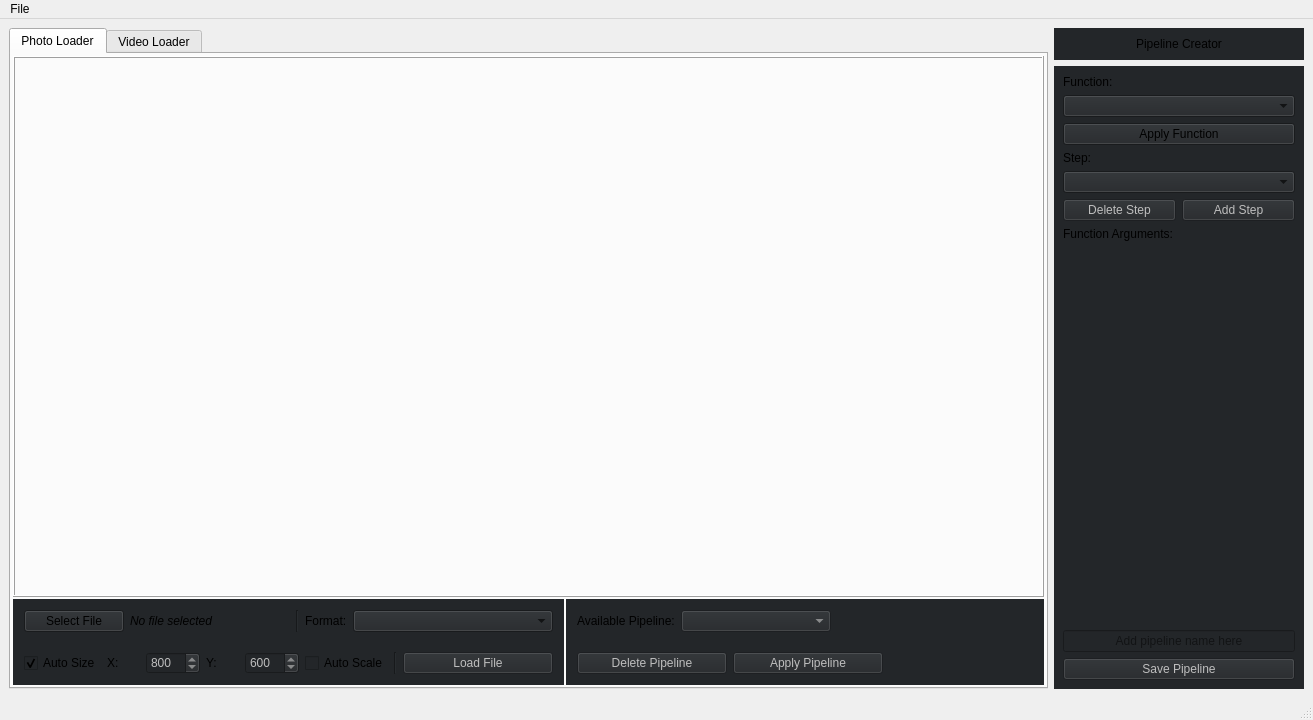
The window that qtobjectdetector.ui (feugen/QtObjectDetector) describes before a commit, drawn with Qt 5.
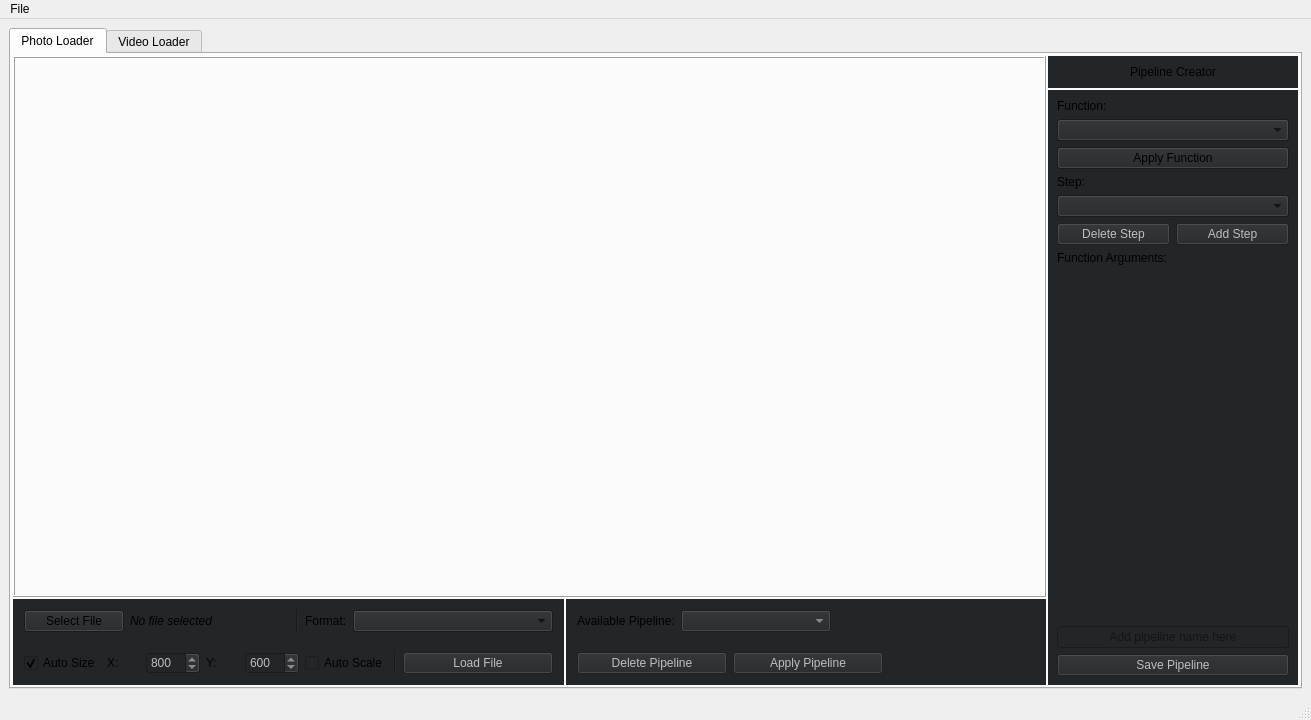
The same window after the commit.

Commit message: Pipeline creator only in image mode

Patch:
```diff
--- a/qtobjectdetector.ui
+++ b/qtobjectdetector.ui
@@ -15,165 +15,6 @@
   </property>
   <widget class="QWidget" name="centralwidget">
    <layout class="QGridLayout" name="gridLayout_2">
-    <item row="1" column="1">
-     <widget class="QWidget" name="widget_PipelineCreator" native="true">
-      <property name="sizePolicy">
-       <sizepolicy hsizetype="Preferred" vsizetype="Preferred">
-        <horstretch>0</horstretch>
-        <verstretch>0</verstretch>
-       </sizepolicy>
-      </property>
-      <property name="minimumSize">
-       <size>
-        <width>250</width>
-        <height>0</height>
-       </size>
-      </property>
-      <property name="styleSheet">
-       <string notr="true">background-color: rgb(35, 38, 41);</string>
-      </property>
-      <layout class="QGridLayout" name="gridLayout_7">
-       <item row="6" column="0">
-        <widget class="QPushButton" name="pushButton_DeleteFromPipeline">
-         <property name="enabled">
-          <bool>false</bool>
-         </property>
-         <property name="text">
-          <string>Delete Step</string>
-         </property>
-        </widget>
-       </item>
-       <item row="11" column="0" colspan="2">
-        <widget class="QLineEdit" name="lineEdit_PipelineName">
-         <property name="enabled">
-          <bool>false</bool>
-         </property>
-         <property name="alignment">
-          <set>Qt::AlignCenter</set>
-         </property>
-         <property name="placeholderText">
-          <string>Add pipeline name here</string>
-         </property>
-        </widget>
-       </item>
-       <item row="4" column="0" colspan="2">
-        <widget class="QLabel" name="label_12">
-         <property name="sizePolicy">
-          <sizepolicy hsizetype="Preferred" vsizetype="Fixed">
-           <horstretch>0</horstretch>
-           <verstretch>0</verstretch>
-          </sizepolicy>
-         </property>
-         <property name="text">
-          <string>Step:</string>
-         </property>
-        </widget>
-       </item>
-       <item row="2" column="0" colspan="2">
-        <widget class="QComboBox" name="comboBox_FunctionSelector"/>
-       </item>
-       <item row="1" column="0" colspan="2">
-        <widget class="QLabel" name="label_10">
-         <property name="sizePolicy">
-          <sizepolicy hsizetype="Preferred" vsizetype="Fixed">
-           <horstretch>0</horstretch>
-           <verstretch>0</verstretch>
-          </sizepolicy>
-         </property>
-         <property name="text">
-          <string>Function:</string>
-         </property>
-        </widget>
-       </item>
-       <item row="9" column="0" colspan="2">
-        <widget class="QLabel" name="label_11">
-         <property name="sizePolicy">
-          <sizepolicy hsizetype="Preferred" vsizetype="Fixed">
-           <horstretch>0</horstretch>
-           <verstretch>0</verstretch>
-          </sizepolicy>
-         </property>
-         <property name="text">
-          <string>Function Arguments:</string>
-         </property>
-        </widget>
-       </item>
-       <item row="6" column="1">
-        <widget class="QPushButton" name="pushButton_AddToPipeline">
-         <property name="enabled">
-          <bool>false</bool>
-         </property>
-         <property name="text">
-          <string>Add Step</string>
-         </property>
-        </widget>
-       </item>
-       <item row="5" column="0" colspan="2">
-        <widget class="QComboBox" name="comboBox_PipelineStepSelector"/>
-       </item>
-       <item row="3" column="0" colspan="2">
-        <widget class="QPushButton" name="pushButton_ApplyFunction">
-         <property name="text">
-          <string>Apply Function</string>
-         </property>
-        </widget>
-       </item>
-       <item row="10" column="0" colspan="2">
-        <widget class="QWidget" name="widget_Arguments" native="true"/>
-       </item>
-       <item row="12" column="0" colspan="2">
-        <widget class="QPushButton" name="pushButton_SavePipeline">
-         <property name="enabled">
-          <bool>false</bool>
-         </property>
-         <property name="text">
-          <string>Save Pipeline</string>
-         </property>
-        </widget>
-       </item>
-      </layout>
-     </widget>
-    </item>
-    <item row="0" column="1">
-     <widget class="QWidget" name="widget_16" native="true">
-      <property name="sizePolicy">
-       <sizepolicy hsizetype="Preferred" vsizetype="Fixed">
-        <horstretch>0</horstretch>
-        <verstretch>0</verstretch>
-       </sizepolicy>
-      </property>
-      <property name="minimumSize">
-       <size>
-        <width>250</width>
-        <height>0</height>
-       </size>
-      </property>
-      <property name="styleSheet">
-       <string notr="true">background-color: rgb(35, 38, 41);</string>
-      </property>
-      <layout class="QVBoxLayout" name="verticalLayout_5">
-       <item>
-        <widget class="QLabel" name="label_9">
-         <property name="sizePolicy">
-          <sizepolicy hsizetype="Preferred" vsizetype="Fixed">
-           <horstretch>0</horstretch>
-           <verstretch>0</verstretch>
-          </sizepolicy>
-         </property>
-         <property name="layoutDirection">
-          <enum>Qt::LeftToRight</enum>
-         </property>
-         <property name="text">
-          <string>Pipeline Creator</string>
-         </property>
-         <property name="alignment">
-          <set>Qt::AlignCenter</set>
-         </property>
-        </widget>
-       </item>
-      </layout>
-     </widget>
-    </item>
     <item row="0" column="0" rowspan="2">
      <layout class="QGridLayout" name="gridLayout">
       <item row="0" column="1">
@@ -231,7 +72,179 @@
              <property name="spacing">
               <number>2</number>
              </property>
-             <item row="1" column="0">
+             <item row="0" column="2">
+              <widget class="QWidget" name="widget_16" native="true">
+               <property name="sizePolicy">
+                <sizepolicy hsizetype="Preferred" vsizetype="Fixed">
+                 <horstretch>0</horstretch>
+                 <verstretch>0</verstretch>
+                </sizepolicy>
+               </property>
+               <property name="minimumSize">
+                <size>
+                 <width>250</width>
+                 <height>0</height>
+                </size>
+               </property>
+               <property name="styleSheet">
+                <string notr="true">background-color: rgb(35, 38, 41);</string>
+               </property>
+               <layout class="QVBoxLayout" name="verticalLayout_5">
+                <item>
+                 <widget class="QLabel" name="label_9">
+                  <property name="sizePolicy">
+                   <sizepolicy hsizetype="Preferred" vsizetype="Fixed">
+                    <horstretch>0</horstretch>
+                    <verstretch>0</verstretch>
+                   </sizepolicy>
+                  </property>
+                  <property name="layoutDirection">
+                   <enum>Qt::LeftToRight</enum>
+                  </property>
+                  <property name="text">
+                   <string>Pipeline Creator</string>
+                  </property>
+                  <property name="alignment">
+                   <set>Qt::AlignCenter</set>
+                  </property>
+                 </widget>
+                </item>
+               </layout>
+              </widget>
+             </item>
+             <item row="2" column="1">
+              <widget class="QWidget" name="widget_pipelineSelectorImage" native="true">
+               <property name="sizePolicy">
+                <sizepolicy hsizetype="Preferred" vsizetype="Fixed">
+                 <horstretch>0</horstretch>
+                 <verstretch>0</verstretch>
+                </sizepolicy>
+               </property>
+               <property name="styleSheet">
+                <string notr="true">background-color: rgb(35, 38, 41);</string>
+               </property>
+               <layout class="QVBoxLayout" name="verticalLayout_2">
+                <property name="spacing">
+                 <number>2</number>
+                </property>
+                <property name="leftMargin">
+                 <number>2</number>
+                </property>
+                <property name="topMargin">
+                 <number>2</number>
+                </property>
+                <property name="rightMargin">
+                 <number>2</number>
+                </property>
+                <property name="bottomMargin">
+                 <number>2</number>
+                </property>
+                <item>
+                 <widget class="QWidget" name="widget_7" native="true">
+                  <layout class="QHBoxLayout" name="horizontalLayout_3">
+                   <item>
+                    <widget class="QLabel" name="label_13">
+                     <property name="text">
+                      <string>Available Pipeline:</string>
+                     </property>
+                    </widget>
+                   </item>
+                   <item>
+                    <widget class="QComboBox" name="comboBox_PipelineNameSelector">
+                     <property name="enabled">
+                      <bool>false</bool>
+                     </property>
+                     <property name="sizePolicy">
+                      <sizepolicy hsizetype="Minimum" vsizetype="Fixed">
+                       <horstretch>0</horstretch>
+                       <verstretch>0</verstretch>
+                      </sizepolicy>
+                     </property>
+                     <property name="minimumSize">
+                      <size>
+                       <width>150</width>
+                       <height>0</height>
+                      </size>
+                     </property>
+                    </widget>
+                   </item>
+                   <item>
+                    <spacer name="horizontalSpacer_3">
+                     <property name="orientation">
+                      <enum>Qt::Horizontal</enum>
+                     </property>
+                     <property name="sizeHint" stdset="0">
+                      <size>
+                       <width>274</width>
+                       <height>20</height>
+                      </size>
+                     </property>
+                    </spacer>
+                   </item>
+                  </layout>
+                 </widget>
+                </item>
+                <item>
+                 <widget class="QWidget" name="widget_8" native="true">
+                  <layout class="QHBoxLayout" name="horizontalLayout_4">
+                   <item>
+                    <widget class="QPushButton" name="pushButton_DeletePipeline">
+                     <property name="enabled">
+                      <bool>false</bool>
+                     </property>
+                     <property name="minimumSize">
+                      <size>
+                       <width>150</width>
+                       <height>0</height>
+                      </size>
+                     </property>
+                     <property name="text">
+                      <string>Delete Pipeline</string>
+                     </property>
+                    </widget>
+                   </item>
+                   <item>
+                    <widget class="QPushButton" name="pushButton_ApplyPipeline">
+                     <property name="enabled">
+                      <bool>false</bool>
+                     </property>
+                     <property name="sizePolicy">
+                      <sizepolicy hsizetype="Minimum" vsizetype="Fixed">
+                       <horstretch>0</horstretch>
+                       <verstretch>0</verstretch>
+                      </sizepolicy>
+                     </property>
+                     <property name="minimumSize">
+                      <size>
+                       <width>150</width>
+                       <height>0</height>
+                      </size>
+                     </property>
+                     <property name="text">
+                      <string>Apply Pipeline</string>
+                     </property>
+                    </widget>
+                   </item>
+                   <item>
+                    <spacer name="horizontalSpacer_4">
+                     <property name="orientation">
+                      <enum>Qt::Horizontal</enum>
+                     </property>
+                     <property name="sizeHint" stdset="0">
+                      <size>
+                       <width>40</width>
+                       <height>20</height>
+                      </size>
+                     </property>
+                    </spacer>
+                   </item>
+                  </layout>
+                 </widget>
+                </item>
+               </layout>
+              </widget>
+             </item>
+             <item row="2" column="0">
               <widget class="QWidget" name="widget_5" native="true">
                <property name="sizePolicy">
                 <sizepolicy hsizetype="Minimum" vsizetype="Fixed">
@@ -459,139 +472,7 @@
                </layout>
               </widget>
              </item>
-             <item row="1" column="1">
-              <widget class="QWidget" name="widget_pipelineSelectorImage" native="true">
-               <property name="sizePolicy">
-                <sizepolicy hsizetype="Preferred" vsizetype="Fixed">
-                 <horstretch>0</horstretch>
-                 <verstretch>0</verstretch>
-                </sizepolicy>
-               </property>
-               <property name="styleSheet">
-                <string notr="true">background-color: rgb(35, 38, 41);</string>
-               </property>
-               <layout class="QVBoxLayout" name="verticalLayout_2">
-                <property name="spacing">
-                 <number>2</number>
-                </property>
-                <property name="leftMargin">
-                 <number>2</number>
-                </property>
-                <property name="topMargin">
-                 <number>2</number>
-                </property>
-                <property name="rightMargin">
-                 <number>2</number>
-                </property>
-                <property name="bottomMargin">
-                 <number>2</number>
-                </property>
-                <item>
-                 <widget class="QWidget" name="widget_7" native="true">
-                  <layout class="QHBoxLayout" name="horizontalLayout_3">
-                   <item>
-                    <widget class="QLabel" name="label_13">
-                     <property name="text">
-                      <string>Available Pipeline:</string>
-                     </property>
-                    </widget>
-                   </item>
-                   <item>
-                    <widget class="QComboBox" name="comboBox_PipelineNameSelector">
-                     <property name="enabled">
-                      <bool>false</bool>
-                     </property>
-                     <property name="sizePolicy">
-                      <sizepolicy hsizetype="Minimum" vsizetype="Fixed">
-                       <horstretch>0</horstretch>
-                       <verstretch>0</verstretch>
-                      </sizepolicy>
-                     </property>
-                     <property name="minimumSize">
-                      <size>
-                       <width>150</width>
-                       <height>0</height>
-                      </size>
-                     </property>
-                    </widget>
-                   </item>
-                   <item>
-                    <spacer name="horizontalSpacer_3">
-                     <property name="orientation">
-                      <enum>Qt::Horizontal</enum>
-                     </property>
-                     <property name="sizeHint" stdset="0">
-                      <size>
-                       <width>274</width>
-                       <height>20</height>
-                      </size>
-                     </property>
-                    </spacer>
-                   </item>
-                  </layout>
-                 </widget>
-                </item>
-                <item>
-                 <widget class="QWidget" name="widget_8" native="true">
-                  <layout class="QHBoxLayout" name="horizontalLayout_4">
-                   <item>
-                    <widget class="QPushButton" name="pushButton_DeletePipeline">
-                     <property name="enabled">
-                      <bool>false</bool>
-                     </property>
-                     <property name="minimumSize">
-                      <size>
-                       <width>150</width>
-                       <height>0</height>
-                      </size>
-                     </property>
-                     <property name="text">
-                      <string>Delete Pipeline</string>
-                     </property>
-                    </widget>
-                   </item>
-                   <item>
-                    <widget class="QPushButton" name="pushButton_ApplyPipeline">
-                     <property name="enabled">
-                      <bool>false</bool>
-                     </property>
-                     <property name="sizePolicy">
-                      <sizepolicy hsizetype="Minimum" vsizetype="Fixed">
-                       <horstretch>0</horstretch>
-                       <verstretch>0</verstretch>
-                      </sizepolicy>
-                     </property>
-                     <property name="minimumSize">
-                      <size>
-                       <width>150</width>
-                       <height>0</height>
-                      </size>
-                     </property>
-                     <property name="text">
-                      <string>Apply Pipeline</string>
-                     </property>
-                    </widget>
-                   </item>
-                   <item>
-                    <spacer name="horizontalSpacer_4">
-                     <property name="orientation">
-                      <enum>Qt::Horizontal</enum>
-                     </property>
-                     <property name="sizeHint" stdset="0">
-                      <size>
-                       <width>40</width>
-                       <height>20</height>
-                      </size>
-                     </property>
-                    </spacer>
-                   </item>
-                  </layout>
-                 </widget>
-                </item>
-               </layout>
-              </widget>
-             </item>
-             <item row="0" column="0" colspan="2">
+             <item row="0" column="0" rowspan="2" colspan="2">
               <widget class="QLabel" name="qLabel_PhotoLoader">
                <property name="sizePolicy">
                 <sizepolicy hsizetype="Preferred" vsizetype="Preferred">
@@ -616,6 +497,125 @@
                </property>
               </widget>
              </item>
+             <item row="1" column="2" rowspan="2">
+              <widget class="QWidget" name="widget_PipelineCreator" native="true">
+               <property name="sizePolicy">
+                <sizepolicy hsizetype="Preferred" vsizetype="Preferred">
+                 <horstretch>0</horstretch>
+                 <verstretch>0</verstretch>
+                </sizepolicy>
+               </property>
+               <property name="minimumSize">
+                <size>
+                 <width>250</width>
+                 <height>0</height>
+                </size>
+               </property>
+               <property name="styleSheet">
+                <string notr="true">background-color: rgb(35, 38, 41);</string>
+               </property>
+               <layout class="QGridLayout" name="gridLayout_7">
+                <item row="6" column="0">
+                 <widget class="QPushButton" name="pushButton_DeleteFromPipeline">
+                  <property name="enabled">
+                   <bool>false</bool>
+                  </property>
+                  <property name="text">
+                   <string>Delete Step</string>
+                  </property>
+                 </widget>
+                </item>
+                <item row="11" column="0" colspan="2">
+                 <widget class="QLineEdit" name="lineEdit_PipelineName">
+                  <property name="enabled">
+                   <bool>false</bool>
+                  </property>
+                  <property name="alignment">
+                   <set>Qt::AlignCenter</set>
+                  </property>
+                  <property name="placeholderText">
+                   <string>Add pipeline name here</string>
+                  </property>
+                 </widget>
+                </item>
+                <item row="4" column="0" colspan="2">
+                 <widget class="QLabel" name="label_12">
+                  <property name="sizePolicy">
+                   <sizepolicy hsizetype="Preferred" vsizetype="Fixed">
+                    <horstretch>0</horstretch>
+                    <verstretch>0</verstretch>
+                   </sizepolicy>
+                  </property>
+                  <property name="text">
+                   <string>Step:</string>
+                  </property>
+                 </widget>
+                </item>
+                <item row="2" column="0" colspan="2">
+                 <widget class="QComboBox" name="comboBox_FunctionSelector"/>
+                </item>
+                <item row="1" column="0" colspan="2">
+                 <widget class="QLabel" name="label_10">
+                  <property name="sizePolicy">
+                   <sizepolicy hsizetype="Preferred" vsizetype="Fixed">
+                    <horstretch>0</horstretch>
+                    <verstretch>0</verstretch>
+                   </sizepolicy>
+                  </property>
+                  <property name="text">
+                   <string>Function:</string>
+                  </property>
+                 </widget>
+                </item>
+                <item row="9" column="0" colspan="2">
+                 <widget class="QLabel" name="label_11">
+                  <property name="sizePolicy">
+                   <sizepolicy hsizetype="Preferred" vsizetype="Fixed">
+                    <horstretch>0</horstretch>
+                    <verstretch>0</verstretch>
+                   </sizepolicy>
+                  </property>
+                  <property name="text">
+                   <string>Function Arguments:</string>
+                  </property>
+                 </widget>
+                </item>
+                <item row="6" column="1">
+                 <widget class="QPushButton" name="pushButton_AddToPipeline">
+                  <property name="enabled">
+                   <bool>false</bool>
+                  </property>
+                  <property name="text">
+                   <string>Add Step</string>
+                  </property>
+                 </widget>
+                </item>
+                <item row="5" column="0" colspan="2">
+                 <widget class="QComboBox" name="comboBox_PipelineStepSelector"/>
+                </item>
+                <item row="3" column="0" colspan="2">
+                 <widget class="QPushButton" name="pushButton_ApplyFunction">
+                  <property name="text">
+                   <string>Apply Function</string>
+                  </property>
+                 </widget>
+                </item>
+                <item row="10" column="0" colspan="2">
+                 <widget class="QWidget" name="widget_Arguments" native="true"/>
+                </item>
+                <item row="12" column="0" colspan="2">
+                 <widget class="QPushButton" name="pushButton_SavePipeline">
+                  <property name="enabled">
+                   <bool>false</bool>
+                  </property>
+                  <property name="text">
+                   <string>Save Pipeline</string>
+                  </property>
+                 </widget>
+                </item>
+               </layout>
+              </widget>
+             </item>
             </layout>
            </widget>
           </item>
```
